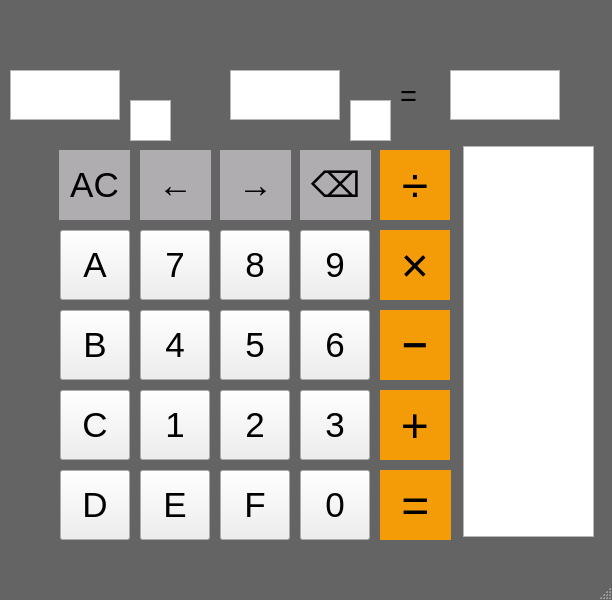
kirill737/CalculatorLab1, file mainwindow.ui: the form before one commit.
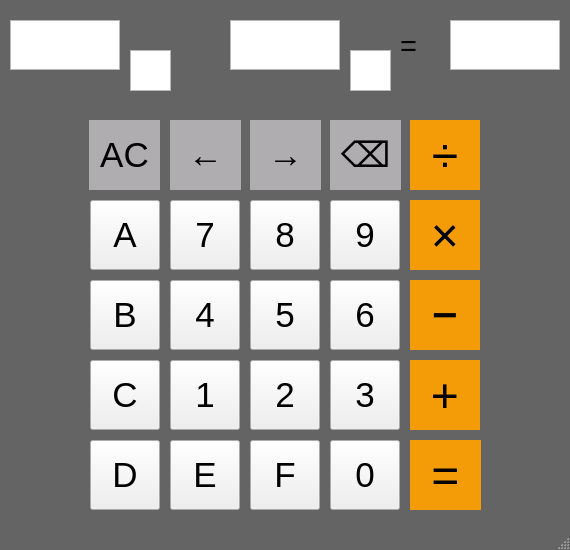
The form after the commit.

```diff
--- a/mainwindow.ui
+++ b/mainwindow.ui
@@ -6,10 +6,22 @@
    <rect>
     <x>0</x>
     <y>0</y>
-    <width>612</width>
-    <height>600</height>
+    <width>570</width>
+    <height>550</height>
    </rect>
   </property>
+  <property name="minimumSize">
+   <size>
+    <width>570</width>
+    <height>550</height>
+   </size>
+  </property>
+  <property name="maximumSize">
+   <size>
+    <width>570</width>
+    <height>550</height>
+   </size>
+  </property>
   <property name="windowTitle">
    <string>MainWindow</string>
   </property>
@@ -25,8 +37,8 @@
    <widget class="QPushButton" name="pushButton_7">
     <property name="geometry">
      <rect>
-      <x>140</x>
-      <y>230</y>
+      <x>170</x>
+      <y>200</y>
       <width>70</width>
       <height>70</height>
      </rect>
@@ -44,8 +56,8 @@
    <widget class="QPushButton" name="pushButton_8">
     <property name="geometry">
      <rect>
-      <x>220</x>
-      <y>230</y>
+      <x>250</x>
+      <y>200</y>
       <width>70</width>
       <height>70</height>
      </rect>
@@ -63,8 +75,8 @@
    <widget class="QPushButton" name="pushButton_9">
     <property name="geometry">
      <rect>
-      <x>300</x>
-      <y>230</y>
+      <x>330</x>
+      <y>200</y>
       <width>70</width>
       <height>70</height>
      </rect>
@@ -85,8 +97,8 @@
    <widget class="QPushButton" name="pushButton_4">
     <property name="geometry">
      <rect>
-      <x>140</x>
-      <y>310</y>
+      <x>170</x>
+      <y>280</y>
       <width>70</width>
       <height>70</height>
      </rect>
@@ -104,8 +116,8 @@
    <widget class="QPushButton" name="pushButton_5">
     <property name="geometry">
      <rect>
-      <x>220</x>
-      <y>310</y>
+      <x>250</x>
+      <y>280</y>
       <width>70</width>
       <height>70</height>
      </rect>
@@ -123,8 +135,8 @@
    <widget class="QPushButton" name="pushButton_6">
     <property name="geometry">
      <rect>
-      <x>300</x>
-      <y>310</y>
+      <x>330</x>
+      <y>280</y>
       <width>70</width>
       <height>70</height>
      </rect>
@@ -142,8 +154,8 @@
    <widget class="QPushButton" name="pushButton_1">
     <property name="geometry">
      <rect>
-      <x>140</x>
-      <y>390</y>
+      <x>170</x>
+      <y>360</y>
       <width>70</width>
       <height>70</height>
      </rect>
@@ -161,8 +173,8 @@
    <widget class="QPushButton" name="pushButton_2">
     <property name="geometry">
      <rect>
-      <x>220</x>
-      <y>390</y>
+      <x>250</x>
+      <y>360</y>
       <width>70</width>
       <height>70</height>
      </rect>
@@ -180,8 +192,8 @@
    <widget class="QPushButton" name="pushButton_3">
     <property name="geometry">
      <rect>
-      <x>300</x>
-      <y>390</y>
+      <x>330</x>
+      <y>360</y>
       <width>70</width>
       <height>70</height>
      </rect>
@@ -199,8 +211,8 @@
    <widget class="QPushButton" name="pushButton_Multiply">
     <property name="geometry">
      <rect>
-      <x>380</x>
-      <y>230</y>
+      <x>410</x>
+      <y>200</y>
       <width>70</width>
       <height>70</height>
      </rect>
@@ -235,8 +247,8 @@
    <widget class="QPushButton" name="pushButton_Sub">
     <property name="geometry">
      <rect>
-      <x>380</x>
-      <y>310</y>
+      <x>410</x>
+      <y>280</y>
       <width>70</width>
       <height>70</height>
      </rect>
@@ -265,8 +277,8 @@
    <widget class="QPushButton" name="pushButton_Sum">
     <property name="geometry">
      <rect>
-      <x>380</x>
-      <y>390</y>
+      <x>410</x>
+      <y>360</y>
       <width>70</width>
       <height>70</height>
      </rect>
@@ -295,8 +307,8 @@
    <widget class="QPushButton" name="pushButton_Division">
     <property name="geometry">
      <rect>
-      <x>380</x>
-      <y>150</y>
+      <x>410</x>
+      <y>120</y>
       <width>70</width>
       <height>70</height>
      </rect>
@@ -328,8 +340,8 @@
    <widget class="QPushButton" name="pushButton_ClearAll">
     <property name="geometry">
      <rect>
-      <x>59</x>
-      <y>150</y>
+      <x>89</x>
+      <y>120</y>
       <width>71</width>
       <height>70</height>
      </rect>
@@ -358,8 +370,8 @@
    <widget class="QPushButton" name="pushButton_0">
     <property name="geometry">
      <rect>
-      <x>300</x>
-      <y>470</y>
+      <x>330</x>
+      <y>440</y>
       <width>70</width>
       <height>70</height>
      </rect>
@@ -377,8 +389,8 @@
    <widget class="QPushButton" name="pushButton_Equal">
     <property name="geometry">
      <rect>
-      <x>380</x>
-      <y>470</y>
+      <x>410</x>
+      <y>440</y>
       <width>71</width>
       <height>70</height>
      </rect>
@@ -407,8 +419,8 @@
    <widget class="QPushButton" name="pushButton_Left">
     <property name="geometry">
      <rect>
-      <x>140</x>
-      <y>150</y>
+      <x>170</x>
+      <y>120</y>
       <width>71</width>
       <height>70</height>
      </rect>
@@ -437,8 +449,8 @@
    <widget class="QPushButton" name="pushButton_Right">
     <property name="geometry">
      <rect>
-      <x>220</x>
-      <y>150</y>
+      <x>250</x>
+      <y>120</y>
       <width>71</width>
       <height>70</height>
      </rect>
@@ -468,7 +480,7 @@
     <property name="geometry">
      <rect>
       <x>10</x>
-      <y>70</y>
+      <y>20</y>
       <width>110</width>
       <height>50</height>
      </rect>
@@ -499,7 +511,7 @@
     <property name="geometry">
      <rect>
       <x>130</x>
-      <y>100</y>
+      <y>50</y>
       <width>41</width>
       <height>41</height>
      </rect>
@@ -533,7 +545,7 @@
     <property name="geometry">
      <rect>
       <x>230</x>
-      <y>70</y>
+      <y>20</y>
       <width>110</width>
       <height>50</height>
      </rect>
@@ -564,7 +576,7 @@
     <property name="geometry">
      <rect>
       <x>350</x>
-      <y>100</y>
+      <y>50</y>
       <width>41</width>
       <height>41</height>
      </rect>
@@ -598,7 +610,7 @@
     <property name="geometry">
      <rect>
       <x>450</x>
-      <y>70</y>
+      <y>20</y>
       <width>110</width>
       <height>50</height>
      </rect>
@@ -628,8 +640,8 @@
    <widget class="QPushButton" name="pushButton_A">
     <property name="geometry">
      <rect>
-      <x>60</x>
-      <y>230</y>
+      <x>90</x>
+      <y>200</y>
       <width>70</width>
       <height>70</height>
      </rect>
@@ -647,8 +659,8 @@
    <widget class="QPushButton" name="pushButton_B">
     <property name="geometry">
      <rect>
-      <x>60</x>
-      <y>310</y>
+      <x>90</x>
+      <y>280</y>
       <width>70</width>
       <height>70</height>
      </rect>
@@ -666,8 +678,8 @@
    <widget class="QPushButton" name="pushButton_C">
     <property name="geometry">
      <rect>
-      <x>60</x>
-      <y>390</y>
+      <x>90</x>
+      <y>360</y>
       <width>70</width>
       <height>70</height>
      </rect>
@@ -685,8 +697,8 @@
    <widget class="QPushButton" name="pushButton_D">
     <property name="geometry">
      <rect>
-      <x>60</x>
-      <y>470</y>
+      <x>90</x>
+      <y>440</y>
       <width>70</width>
       <height>70</height>
      </rect>
@@ -704,8 +716,8 @@
    <widget class="QPushButton" name="pushButton_E">
     <property name="geometry">
      <rect>
-      <x>140</x>
-      <y>470</y>
+      <x>170</x>
+      <y>440</y>
       <width>70</width>
       <height>70</height>
      </rect>
@@ -723,8 +735,8 @@
    <widget class="QPushButton" name="pushButton_F">
     <property name="geometry">
      <rect>
-      <x>220</x>
-      <y>470</y>
+      <x>250</x>
+      <y>440</y>
       <width>70</width>
       <height>70</height>
      </rect>
@@ -743,7 +755,7 @@
     <property name="geometry">
      <rect>
       <x>400</x>
-      <y>80</y>
+      <y>30</y>
       <width>31</width>
       <height>31</height>
      </rect>
@@ -761,8 +773,8 @@
    <widget class="QPushButton" name="pushButton_Delete">
     <property name="geometry">
      <rect>
-      <x>300</x>
-      <y>150</y>
+      <x>330</x>
+      <y>120</y>
       <width>71</width>
       <height>70</height>
      </rect>
@@ -792,7 +804,7 @@
     <property name="geometry">
      <rect>
       <x>180</x>
-      <y>80</y>
+      <y>30</y>
       <width>41</width>
       <height>31</height>
      </rect>
@@ -807,16 +819,6 @@
      <string/>
     </property>
    </widget>
-   <widget class="QTextEdit" name="textEdit">
-    <property name="geometry">
-     <rect>
-      <x>463</x>
-      <y>146</y>
-      <width>131</width>
-      <height>391</height>
-     </rect>
-    </property>
-   </widget>
   </widget>
   <widget class="QMenuBar" name="menubar">
    <property name="geometry">
```
Left out of the diff: 4 changed lines with no effect on the pictures.
